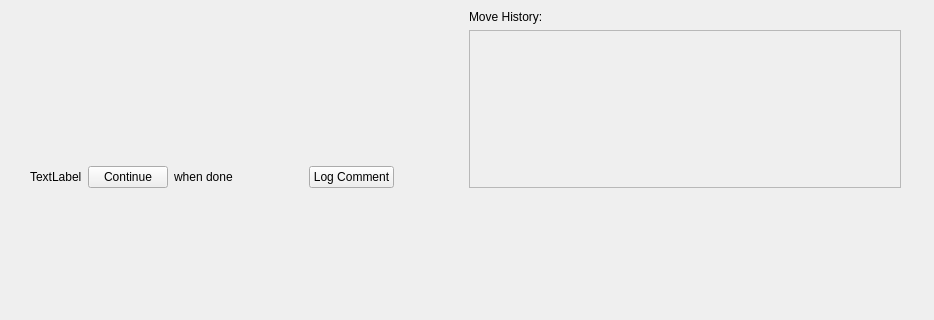
This is form.ui in ShadyBarrios/CS179_P3 as Qt 5 draws it before an edit; both pictures show x 0 to 934 and y 0 to 320 of the 934 by 700 pixel window. The edited form follows.
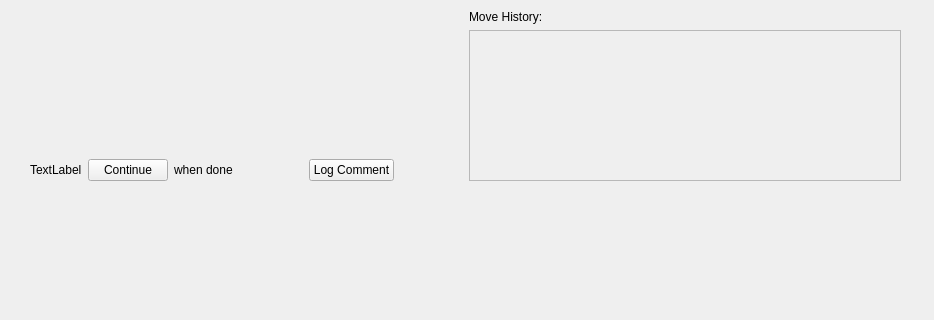
This is the edited form.

Commit message: added some padding between buttons/park and grid. fixed node equality/hashing

```diff
--- a/form.ui
+++ b/form.ui
@@ -130,7 +130,7 @@
         <x>30</x>
         <y>10</y>
         <width>871</width>
-        <height>178</height>
+        <height>171</height>
        </rect>
       </property>
       <layout class="QHBoxLayout" name="MessageLayouts">
@@ -313,7 +313,7 @@
                 <x>0</x>
                 <y>0</y>
                 <width>425</width>
-                <height>148</height>
+                <height>141</height>
                </rect>
               </property>
               <widget class="QLabel" name="PreviousMovesLabel">
```
The commit also changes 5 other files.
